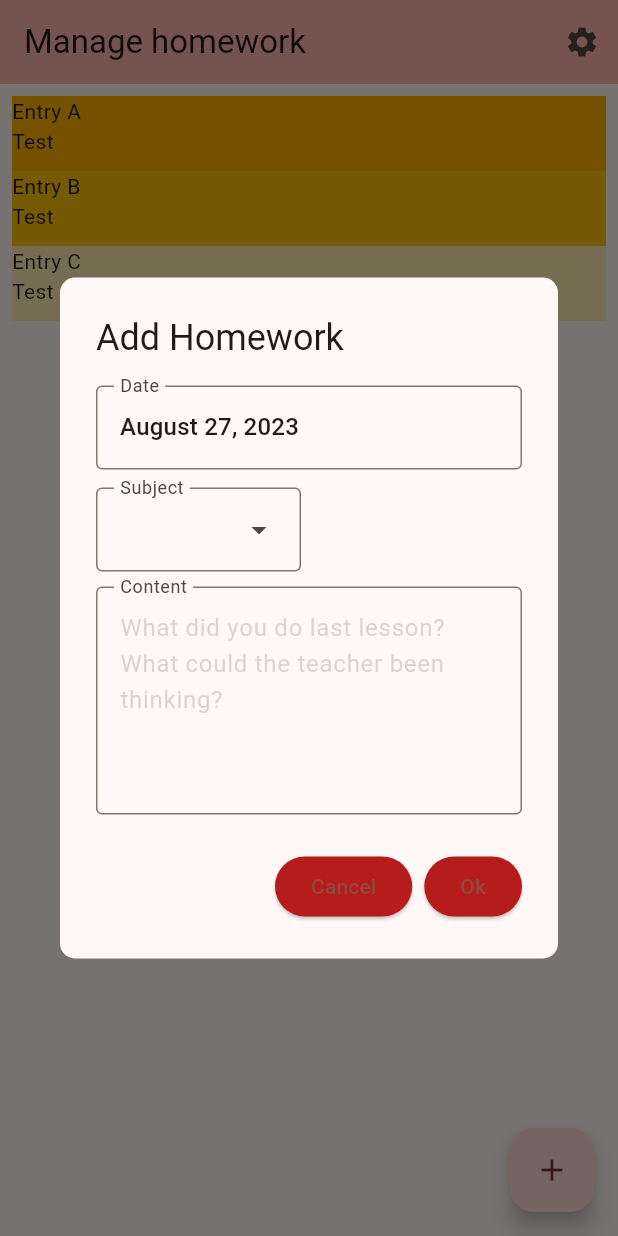
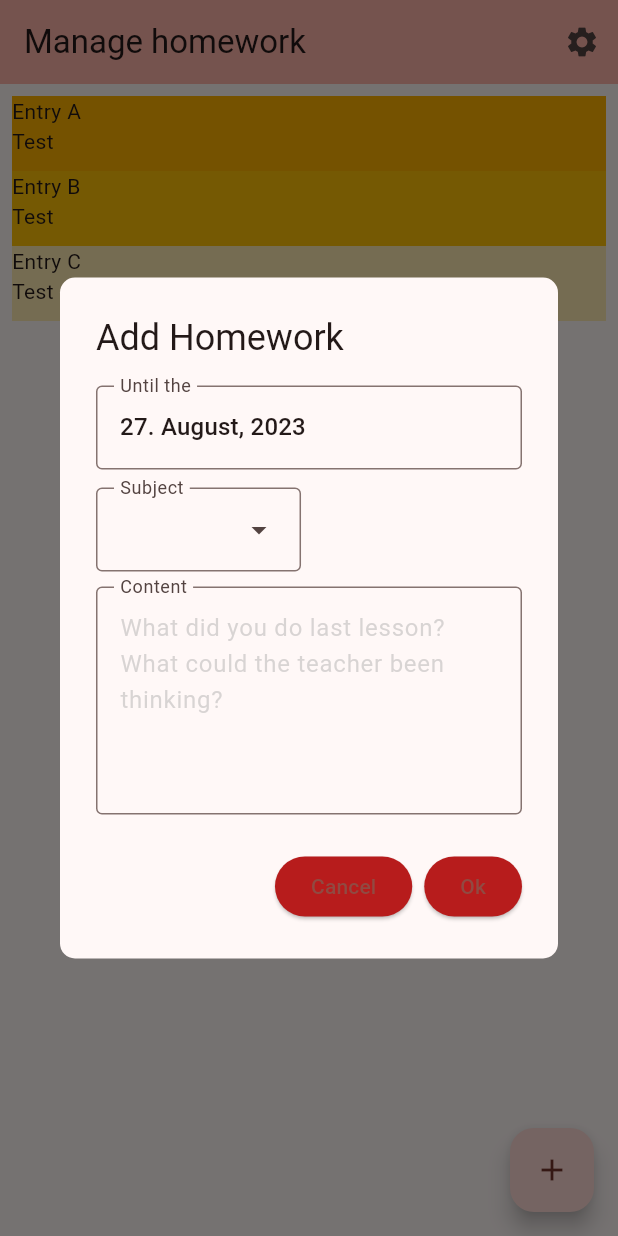
Before and after one commit to RandomModderJDK/hw_manager_flutter, a Flutter app: the screen it shows after launch, after a tap on the "add" icon, on a phone screen of 412 x 824 dp. Run offline on Flutter 3.47's test engine with Material 2 defaults, Android fonts, the phone set to English and light mode, and no system bars; drawn by our look-alikes of date_field; our stand-ins replace settings_ui, shared_preferences, sqflite_common_ffi; accounts and stored records are empty.

Commit message:
Slightly changed date field

```diff
--- a/lib/dialogs/dialog_add.dart
+++ b/lib/dialogs/dialog_add.dart
@@ -3,6 +3,7 @@ import 'package:flutter/foundation.dart';
 import 'package:flutter/material.dart';
 import 'package:hw_manager_flutter/shared_preferences.dart';
 import 'package:hw_manager_flutter/sqlite.dart';
+import 'package:intl/intl.dart';
 
 TextEditingController _contentController = TextEditingController();
 TextEditingController _subjectController = TextEditingController();
@@ -90,11 +91,12 @@ void addHomework(BuildContext context) {
                           mode: DateTimeFieldPickerMode.date,
                           decoration: const InputDecoration(
                               constraints: BoxConstraints(),
-                              labelText: "Date",
+                              labelText: "Until the",
                               floatingLabelBehavior:
                                   FloatingLabelBehavior.always,
                               border: OutlineInputBorder()),
                           initialDate: DateTime(2023, 8),
+                          dateFormat: DateFormat("dd. MMMM, yyyy"),
                         ),
                         const SizedBox(height: 12),
                         DropdownMenu(
```
